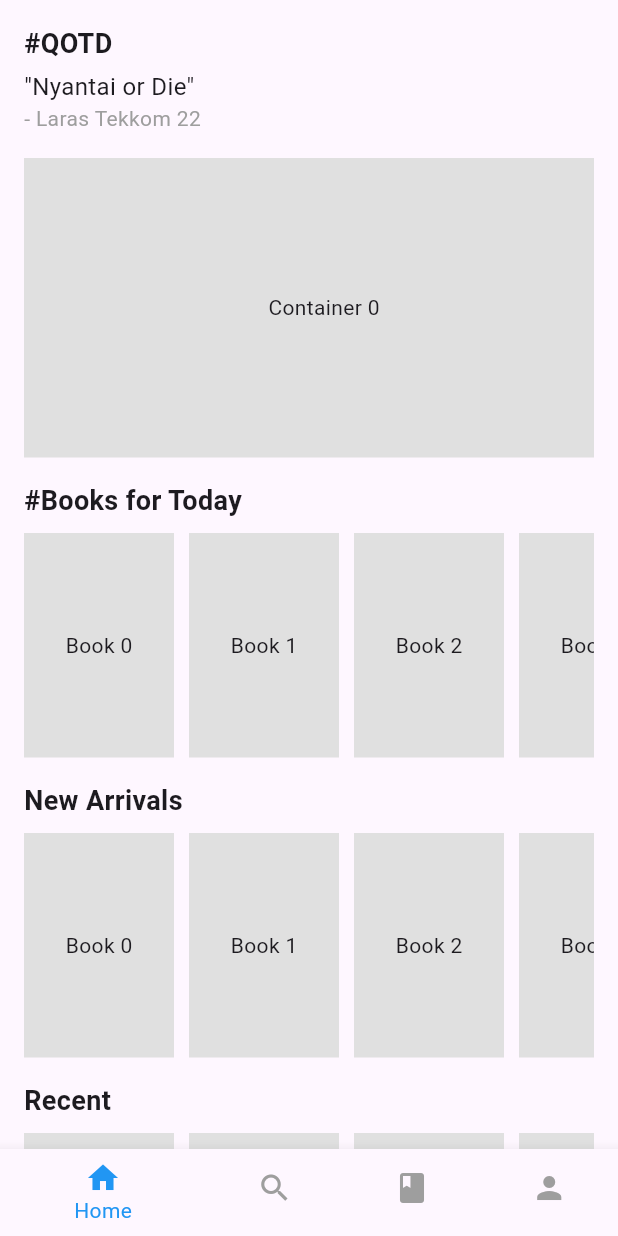
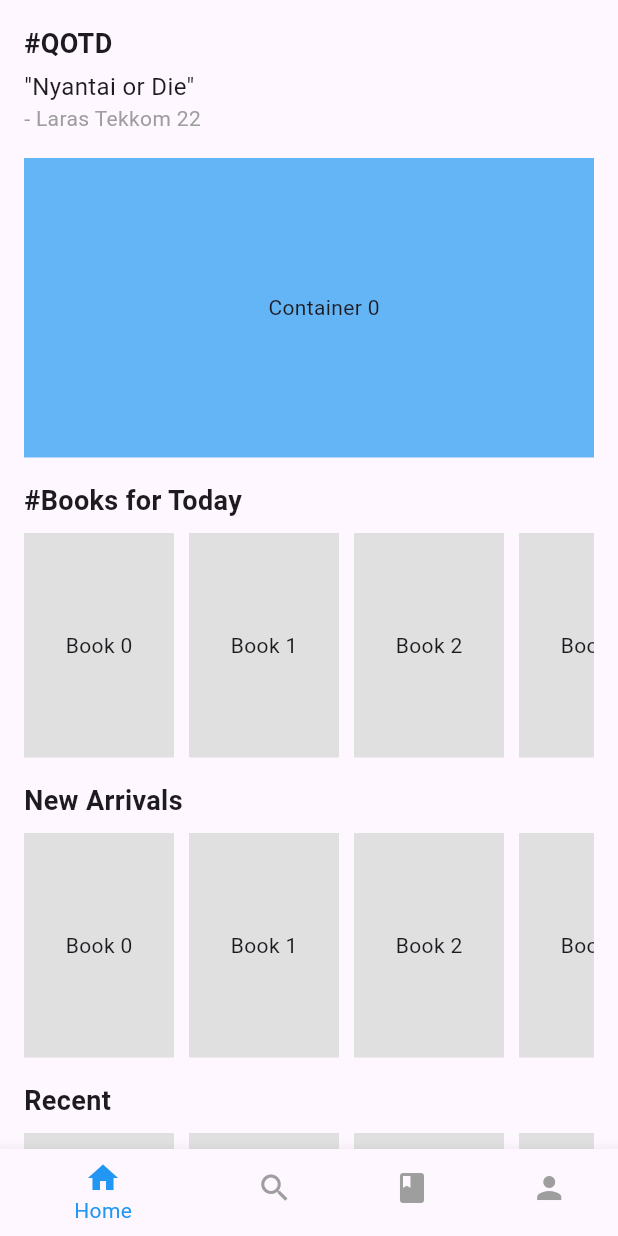
Before and after one commit to laras007/MOPROG, a Flutter app: the screen it shows after launch, on a phone screen of 412 x 824 dp. Run offline on Flutter 3.47's test engine with Material 3 defaults, Android fonts, the phone set to English and light mode, and no system bars.

Commit message:
test ubah warna

```diff
--- a/gebooks/gebooks/lib/homepage.dart
+++ b/gebooks/gebooks/lib/homepage.dart
@@ -58,7 +58,7 @@ class _HomepageState extends State<Homepage> {
                 return Container(
                   width: 400,
                   margin: const EdgeInsets.only(right: 25),
-                  color: Colors.grey[300],
+                  color: Colors.blue[300],
                   child: Center(child: Text("Container $index")),
                 );
               },
```
